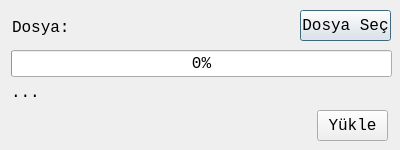
Before: the Qt Designer form toplustokyukledialog.ui in mamoo81/bhss, drawn with Qt 5.
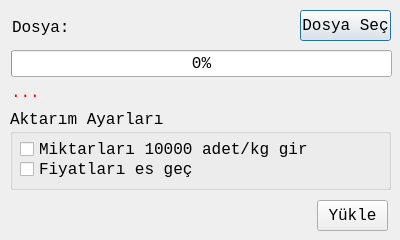
After: the same form once the commit is applied.

Commit message: toplu stok eklemeye seçenekler eklendi

What changed in the file:
```diff
--- a/toplustokyukledialog.ui
+++ b/toplustokyukledialog.ui
@@ -7,19 +7,19 @@
     <x>0</x>
     <y>0</y>
     <width>400</width>
-    <height>150</height>
+    <height>240</height>
    </rect>
   </property>
   <property name="minimumSize">
    <size>
     <width>400</width>
-    <height>150</height>
+    <height>240</height>
    </size>
   </property>
   <property name="maximumSize">
    <size>
     <width>400</width>
-    <height>150</height>
+    <height>240</height>
    </size>
   </property>
   <property name="font">
@@ -66,6 +66,9 @@
      <height>19</height>
     </rect>
    </property>
+   <property name="styleSheet">
+    <string notr="true">color: rgb(255, 0, 0);</string>
+   </property>
    <property name="text">
     <string>...</string>
    </property>
@@ -106,7 +109,7 @@
    <property name="geometry">
     <rect>
      <x>317</x>
-     <y>110</y>
+     <y>200</y>
      <width>71</width>
      <height>31</height>
     </rect>
@@ -115,6 +118,45 @@
     <string>Yükle</string>
    </property>
   </widget>
+  <widget class="QGroupBox" name="groupBox">
+   <property name="geometry">
+    <rect>
+     <x>10</x>
+     <y>109</y>
+     <width>381</width>
+     <height>81</height>
+    </rect>
+   </property>
+   <property name="title">
+    <string>Aktarım Ayarları</string>
+   </property>
+   <widget class="QCheckBox" name="fiyatcheckBox">
+    <property name="geometry">
+     <rect>
+      <x>10</x>
+      <y>50</y>
+      <width>361</width>
+      <height>21</height>
+     </rect>
+    </property>
+    <property name="text">
+     <string>Fiyatları es geç</string>
+    </property>
+   </widget>
+   <widget class="QCheckBox" name="miktarcheckBox">
+    <property name="geometry">
+     <rect>
+      <x>10</x>
+      <y>30</y>
+      <width>361</width>
+      <height>21</height>
+     </rect>
+    </property>
+    <property name="text">
+     <string>Miktarları 10000 adet/kg gir</string>
+    </property>
+   </widget>
+  </widget>
  </widget>
  <resources/>
  <connections/>
```
The commit also changes 1 other file.
